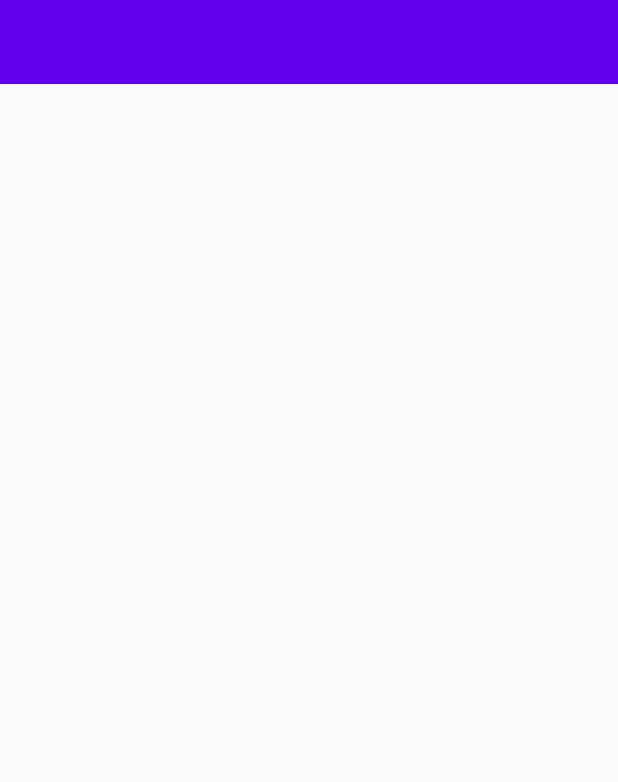
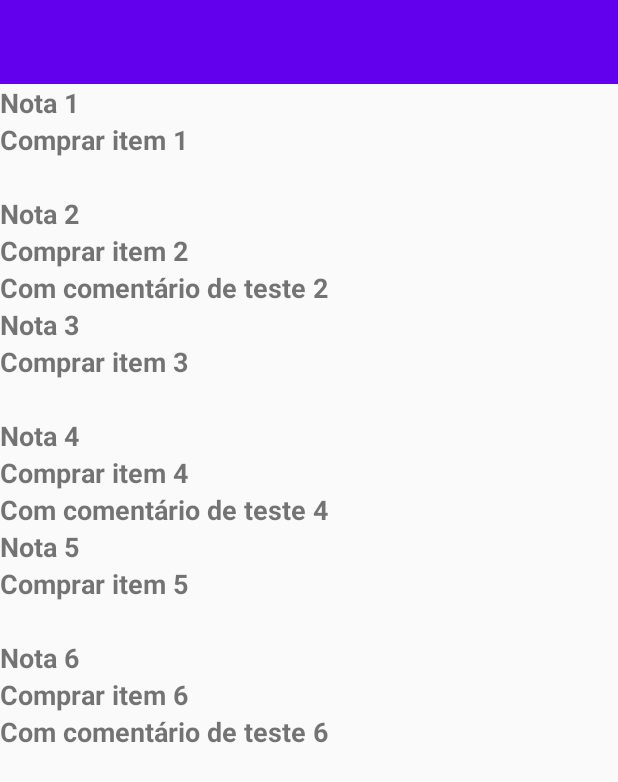
Before and after one commit to danilovalerio/mynotes_mvvm, an Android app: the screen it shows after launch (NotasActivity), on a phone screen of 412 x 824 dp. Shown: the top 782 px of the screen. Run offline under Robolectric (Android 15) with nearby library versions, the phone set to English and light mode, and no system bars; 1 statement that could not run was skipped.

Commit message:
Adapter configurado na activity

```diff
--- a/app/src/main/java/projetos/danilo/mynotesmvvm/NotasActivity.kt
+++ b/app/src/main/java/projetos/danilo/mynotesmvvm/NotasActivity.kt
@@ -31,6 +31,9 @@ class NotasActivity : BaseActivity() {
                     )
                     setHasFixedSize(true)
 
+                    adapter = NotasAdapter(notas) {nota ->
+
+                    }
 
                 }
             }
--- a/app/src/main/java/projetos/danilo/mynotesmvvm/NotasAdapter.kt
+++ b/app/src/main/java/projetos/danilo/mynotesmvvm/NotasAdapter.kt
@@ -8,10 +8,8 @@ import projetos.danilo.mynotesmvvm.model.Nota
 class NotasAdapter(
     val notas: List<Nota>,
     val onItemClickListener: (nota: Nota) -> Unit
-)
-/**lâmbda ao inves da interface*/
-    :
-    RecyclerView.Adapter<NotasViewHolder>() {
+) /**lâmbda ao inves da interface*/
+    : RecyclerView.Adapter<NotasViewHolder>() {
 
     override fun onCreateViewHolder(
         parent: ViewGroup,
--- a/app/src/main/res/layout/item_nota.xml
+++ b/app/src/main/res/layout/item_nota.xml
@@ -1,7 +1,7 @@
 <?xml version="1.0" encoding="utf-8"?>
 <androidx.constraintlayout.widget.ConstraintLayout xmlns:android="http://schemas.android.com/apk/res/android"
     android:layout_width="match_parent"
-    android:layout_height="match_parent"
+    android:layout_height="wrap_content"
     xmlns:tools="http://schemas.android.com/tools"
     xmlns:app="http://schemas.android.com/apk/res-auto">
 
```
